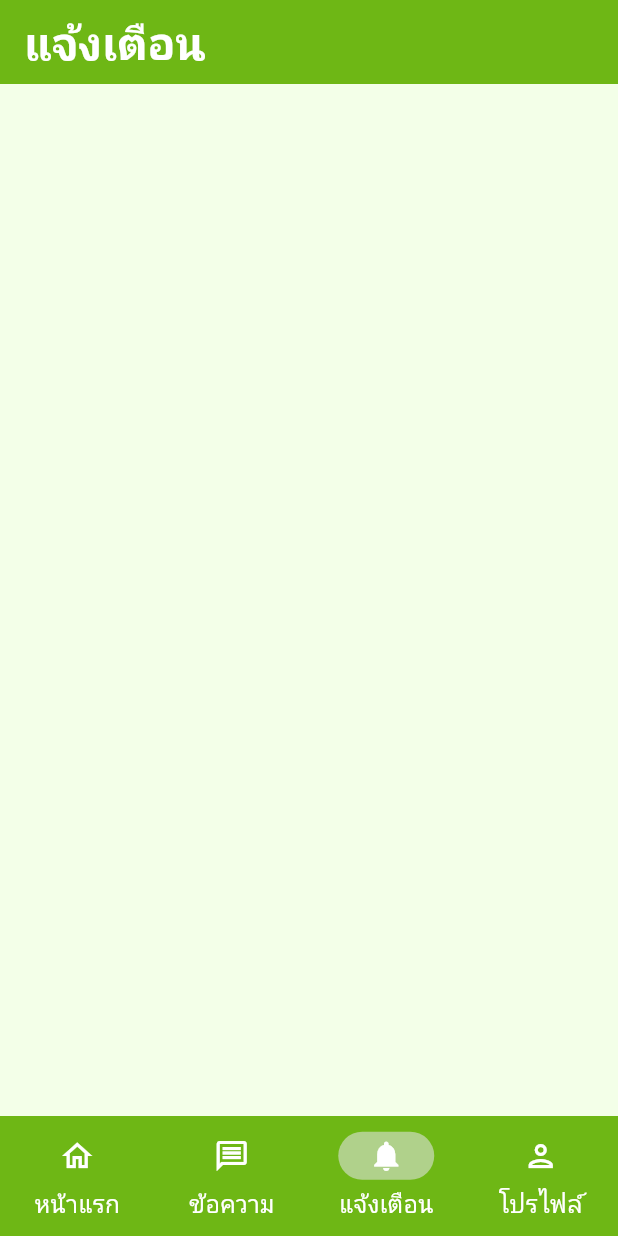
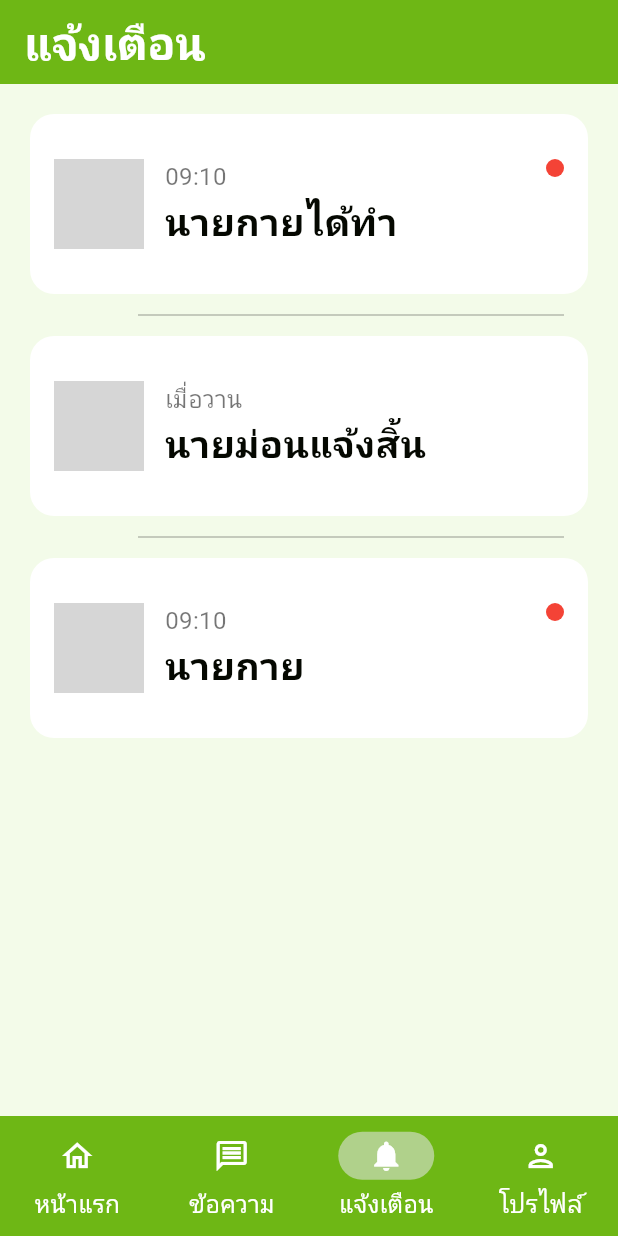
Before and after one commit to DisEzMike/waiwan-senior, a Flutter app: the screen it shows after launch, item 3 of the bottom bar chosen, on a phone screen of 412 x 824 dp. Run offline on Flutter 3.47's test engine with Material 3 defaults, Android fonts, the phone set to English and light mode, and no system bars; our stand-ins replace google_fonts; network calls fail; Roboto replaces fonts that are missing (Kanit); grey boxes are pictures that could not be loaded.

Commit message:
กายทำหน้าแจ้งเตือนกับโปรไฟล์

```diff
--- a/lib/screens/main_screen.dart
+++ b/lib/screens/main_screen.dart
@@ -1,5 +1,7 @@
 import 'package:flutter/material.dart';
-import 'package:waiwan/components/bottom_appbar.dart';
+import 'package:waiwan/components/bottom_appbar.dart'; // ใช้ประเภท Destination
+import 'package:waiwan/screens/profile_content.dart'; // ใช้หน้าโปรไฟล์
+import 'package:waiwan/screens/notification_content.dart';
 
 class MyMainPage extends StatefulWidget {
   const MyMainPage({super.key});
@@ -35,47 +37,60 @@ class _MyMainPageState extends State<MyMainPage> {
       label: 'โปรไฟล์',
     ),
   ];
+
+  // ✅ หน้าของแต่ละแท็บ (เอา ProfileContent มาใส่แท็บโปรไฟล์)
+  final List<Widget> _pages = const [
+    Center(child: Text('หน้าแรก')),
+    Center(child: Text('ข้อความ')),
+    NotificationScreen (),
+    ProfileContent(), // << หน้าต่างโปรไฟล์ของคุณ
+  ];
+
   @override
   Widget build(BuildContext context) {
+    final scheme = Theme.of(context).colorScheme;
+
     return Scaffold(
       appBar: AppBar(
-        backgroundColor: Theme.of(context).colorScheme.primary,
+        backgroundColor: scheme.primary,
         title: Text(
           _currentTitle,
           style: TextStyle(
-            color: Theme.of(context).colorScheme.onPrimary,
+            color: scheme.onPrimary,
             fontWeight: FontWeight.w600,
             fontSize: 30,
           ),
         ),
       ),
-      body: Scaffold(),
+
+      // ❌ เดิม: body: Scaffold(),
+      // ✅ ใหม่: แสดงเพจตามแท็บ
+      body: IndexedStack(index: _currentIndex, children: _pages),
+
       bottomNavigationBar: NavigationBar(
-        backgroundColor: Theme.of(context).colorScheme.primary,
+        backgroundColor: scheme.primary,
+
+        // ถ้าเวอร์ชันคุณฟ้อง ให้เปลี่ยนเป็น MaterialStatePropertyAll(...)
+        // ignore: deprecated_member_use
         labelTextStyle: WidgetStateProperty.all(
           TextStyle(
-            color: Theme.of(context).colorScheme.onPrimary,
+            color: scheme.onPrimary,
             fontWeight: FontWeight.w500,
             fontSize: 16,
           ),
         ),
-        destinations: destinations
-            .map<NavigationDestination>(
-              (Destination destination) => NavigationDestination(
-                icon: Icon(
-                  destination.icon,
-                  color: Theme.of(context).colorScheme.onPrimary,
-                ),
-                selectedIcon: Icon(
-                  destination.iconSelected,
-                  color: Theme.of(context).colorScheme.onPrimary,
-                ),
-                label: destination.label,
-              ),
-            )
-            .toList(),
+        destinations:
+            destinations
+                .map(
+                  (d) => NavigationDestination(
+                    icon: Icon(d.icon, color: scheme.onPrimary),
+                    selectedIcon: Icon(d.iconSelected, color: scheme.onPrimary),
+                    label: d.label,
+                  ),
+                )
+                .toList(),
         selectedIndex: _currentIndex,
-        indicatorColor: Theme.of(context).colorScheme.inversePrimary,
+        indicatorColor: scheme.inversePrimary,
         onDestinationSelected: (int index) {
           setState(() {
             _currentIndex = index;
--- /dev/null
+++ b/lib/screens/notification_content.dart
@@ -0,0 +1,150 @@
+import 'package:flutter/material.dart';
+import 'package:waiwan/screens/inside_notification.dart/detail_notification.dart';
+
+class NotificationScreen extends StatefulWidget {
+  const NotificationScreen({super.key});
+
+  @override
+  State<NotificationScreen> createState() => _NotificationScreenState();
+}
+
+class _NotificationScreenState extends State<NotificationScreen> {
+  // ใช้ชนิดเดียวกันให้ตรงกับคลาสด้านล่าง
+  List<AppNotification> _items = [
+    const AppNotification(
+      id: '1',
+      title: 'นายกายได้ทำ',
+      avatarUrl: 'https://i.pravatar.cc/150?img=12',
+      unread: true,
+      timeText: '09:10',
+    ),
+    const AppNotification(
+      id: '2',
+      title: 'นายม่อนแจ้งสิ้น',
+      avatarUrl: 'https://i.pravatar.cc/150?img=32',
+      unread: false,
+      timeText: 'เมื่อวาน',
+    ), const AppNotification(
+      id: '3',
+      title: 'นายกาย',
+      avatarUrl: 'https://i.pravatar.cc/150?img=12',
+      unread: true,
+      timeText: '09:10',
+    ),
+  ];
+
+  @override
+  Widget build(BuildContext context) {
+    final bottomPad =
+        MediaQuery.of(context).padding.bottom + kBottomNavigationBarHeight + 12;
+
+    return Container(
+      color: const Color(0xFFF3FBE9),
+      child: ListView.separated(
+        padding: EdgeInsets.fromLTRB(20, 20, 20, bottomPad),
+        itemCount: _items.length, // ✅ ต้องระบุ
+        separatorBuilder: (_, __) => const Divider(
+          height: 28, thickness: 1, color: Colors.black26, indent: 72, endIndent: 16,
+        ),
+        itemBuilder: (context, i) {
+          final it = _items[i];
+          return NotificationTile(
+            item: it,
+            onTap: () async {
+              // ทำเป็นอ่านแล้ว
+              setState(() => _items[i] = it.copyWith(unread: false));
+              // ไปหน้ารายละเอียด (ตัวอย่าง)
+              await Navigator.push(
+                context,
+                MaterialPageRoute(builder: (_) => NotificationDetailPage(item: _items[i])),
+              );
+            },
+          );
+        },
+      ),
+    );
+  }
+}
+
+class AppNotification {
+  final String id;
+  final String title;
+  final String avatarUrl;
+  final String? timeText;
+  final bool unread;
+
+  const AppNotification({
+    required this.id,
+    required this.title,
+    required this.avatarUrl,
+    this.timeText,
+    this.unread = false,
+  });
+
+  AppNotification copyWith({
+    String? id,
+    String? title,
+    String? avatarUrl,
+    String? timeText,
+    bool? unread,
+  }) {
+    return AppNotification(
+      id: id ?? this.id,
+      title: title ?? this.title,
+      avatarUrl: avatarUrl ?? this.avatarUrl,
+      timeText: timeText ?? this.timeText,
+      unread: unread ?? this.unread,
+    );
+  }
+}
+
+class NotificationTile extends StatelessWidget {
+  final AppNotification item;
+  final VoidCallback? onTap;
+  const NotificationTile({super.key, required this.item, this.onTap});
+
+  @override
+  Widget build(BuildContext context) {
+    return Material(
+      color: Colors.white,
+      borderRadius: BorderRadius.circular(16),
+      child: InkWell(
+        borderRadius: BorderRadius.circular(16),
+        onTap: onTap,
+        child: Padding(
+          padding: const EdgeInsets.symmetric(horizontal: 16, vertical: 30),
+          child: Row(
+            crossAxisAlignment: CrossAxisAlignment.start,
+            children: [
+              CircleAvatar(
+                radius: 30,
+                backgroundImage: NetworkImage(item.avatarUrl), // ✅ ต้องใส่ ImageProvider
+              ),
+              const SizedBox(width: 14),
+              Expanded(
+                child: Column(
+                  crossAxisAlignment: CrossAxisAlignment.start,
+                  children: [
+                    if (item.timeText != null)
+                      Text(item.timeText!, style: const TextStyle(color: Colors.black54, fontSize: 16)),
+                    Text(
+                      item.title,
+                      style: TextStyle(
+                        fontSize: 25,
+                        fontWeight: item.unread ? FontWeight.w800 : FontWeight.w600,
+                      ),
+                    ),
+                  ],
+                ),
+              ),
+              if (item.unread) ...[
+                const SizedBox(width: 8),
+                Container(width: 12, height: 12, decoration: const BoxDecoration(color: Colors.red, shape: BoxShape.circle)),
+              ],
+            ],
+          ),
+        ),
+      ),
+    );
+  }
+}
```
Also changed, not shown: lib/screens/inside_notification.dart/detail_notification.dart (added, +31 -0 lines), lib/screens/inside_profile_content/Help_content.dart (added, +27 -0 lines), lib/screens/inside_profile_content/Policy_content.dart (added, +28 -0 lines), lib/screens/inside_profile_content/edit_profile.dart (added, +27 -0 lines), lib/screens/inside_profile_content/salary_setting.dart (added, +27 -0 lines), lib/screens/inside_profile_content/setting_content.dart (added, +27 -0 lines), lib/screens/inside_profile_content/text_setting.dart (added, +27 -0 lines), lib/screens/profile_content.dart (added, +146 -0 lines), assets/images/pic1.png (added), assets/images/pic2.png (added), assets/images/pic3.png (added), assets/images/pic4.png (added), assets/images/pic5.png (added), assets/images/pic6.png (added), 2 more files.
